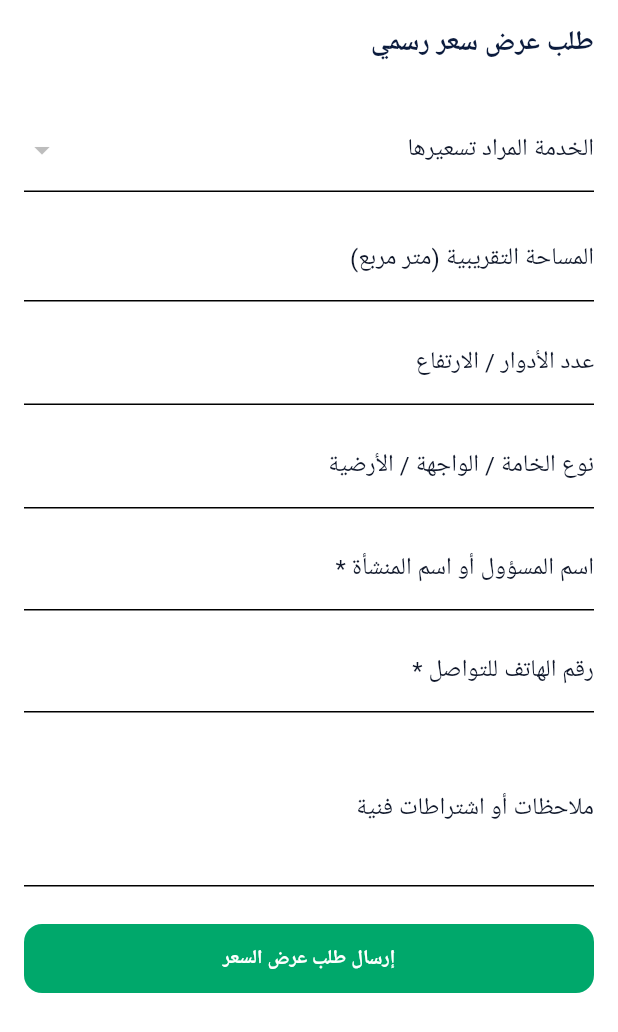
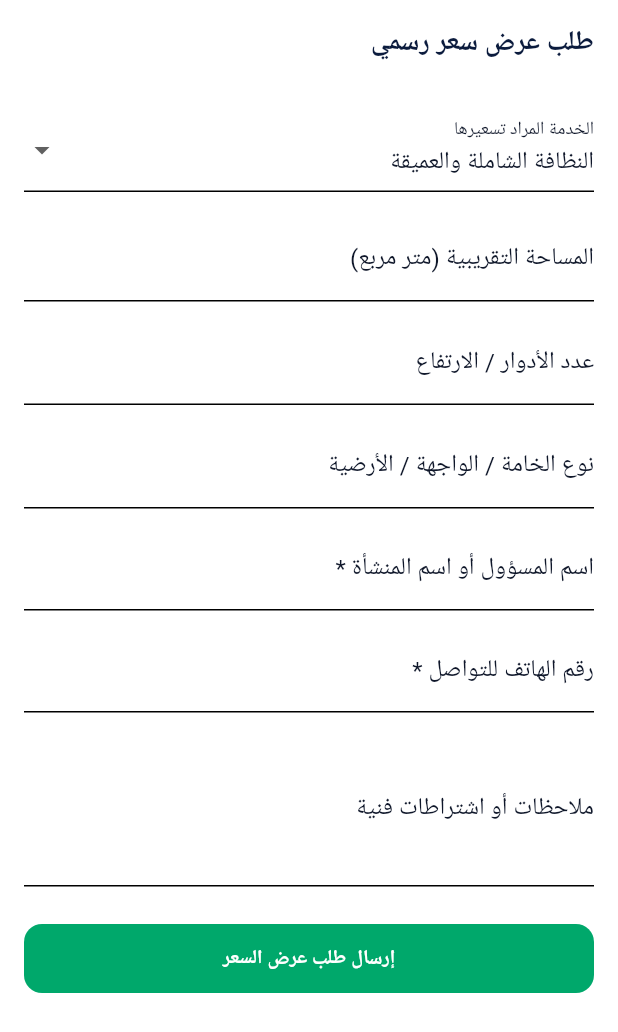
Before and after one commit to alhjry0o/aljawad, a Flutter app: the QuotationRequestScreen screen opened by its route, on a phone screen of 412 x 824 dp. Shown: the top 1032 px of the screen. Run offline on Flutter 3.47's test engine with Material 3 defaults, Android fonts, the phone set to English and light mode, and no system bars; our stand-ins replace flutter_riverpod, go_router, google_fonts, shared_preferences; accounts and stored records are empty; Roboto replaces fonts that are missing (Cairo); statements that could not run were skipped.

Commit message:
Update quotation_request_screen.dart

```diff
--- a/lib/features/quotation/presentation/screens/quotation_request_screen.dart
+++ b/lib/features/quotation/presentation/screens/quotation_request_screen.dart
@@ -135,9 +135,12 @@
             DropdownButtonFormField<ServiceModel>(
               value: _selectedService,
               decoration: const InputDecoration(labelText: 'الخدمة المراد تسعيرها'),
-              items: services.map((s) {
-                return DropdownMenuItem(value: s, child: Text(s.title));
-              }).toList>,
+              items: services.map<DropdownMenuItem<ServiceModel>>((ServiceModel s) {
+                return DropdownMenuItem<ServiceModel>(
+                  value: s,
+                    child: Text(s.title),
+                );
+              }).toList(),
               onChanged: (val) => setState(() => _selectedService = val),
             ),
             const SizedBox(height: 16),
```
